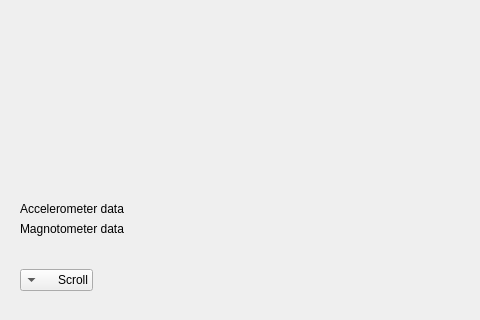
Qt form frontend/SmartDotGraph.ui (YCP-Rev-Metrix/BallSpinner-Controller-v2) before a commit; both pictures show x 0 to 480 and y 516 to 836 of the 1456 by 836 pixel window.
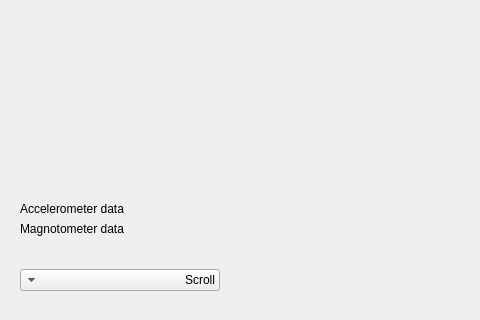
The same form after that commit. Custom widgets are drawn as their Qt base class.

Commit message: Fixing width issue

```diff
--- a/frontend/SmartDotGraph.ui
+++ b/frontend/SmartDotGraph.ui
@@ -211,6 +211,12 @@
           <verstretch>0</verstretch>
          </sizepolicy>
         </property>
+        <property name="minimumSize">
+         <size>
+          <width>200</width>
+          <height>0</height>
+         </size>
+        </property>
         <property name="layoutDirection">
          <enum>Qt::RightToLeft</enum>
         </property>
```
The commit also changes 3 other files.
